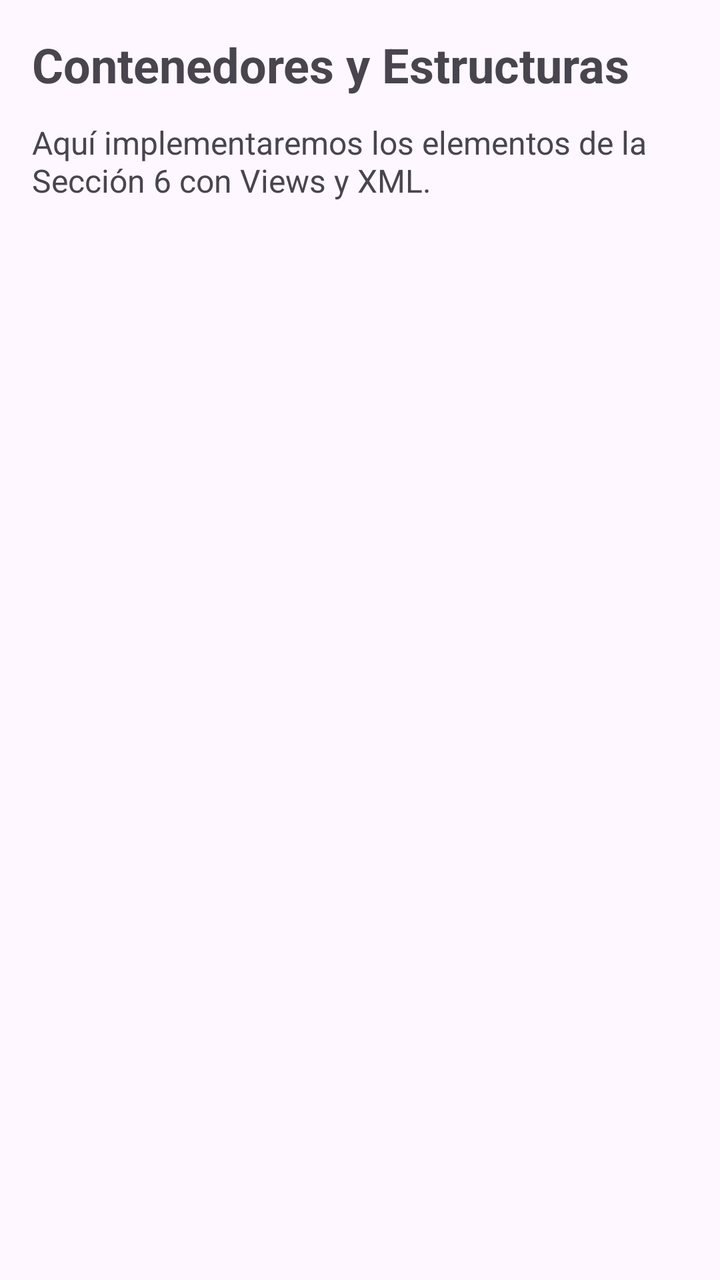
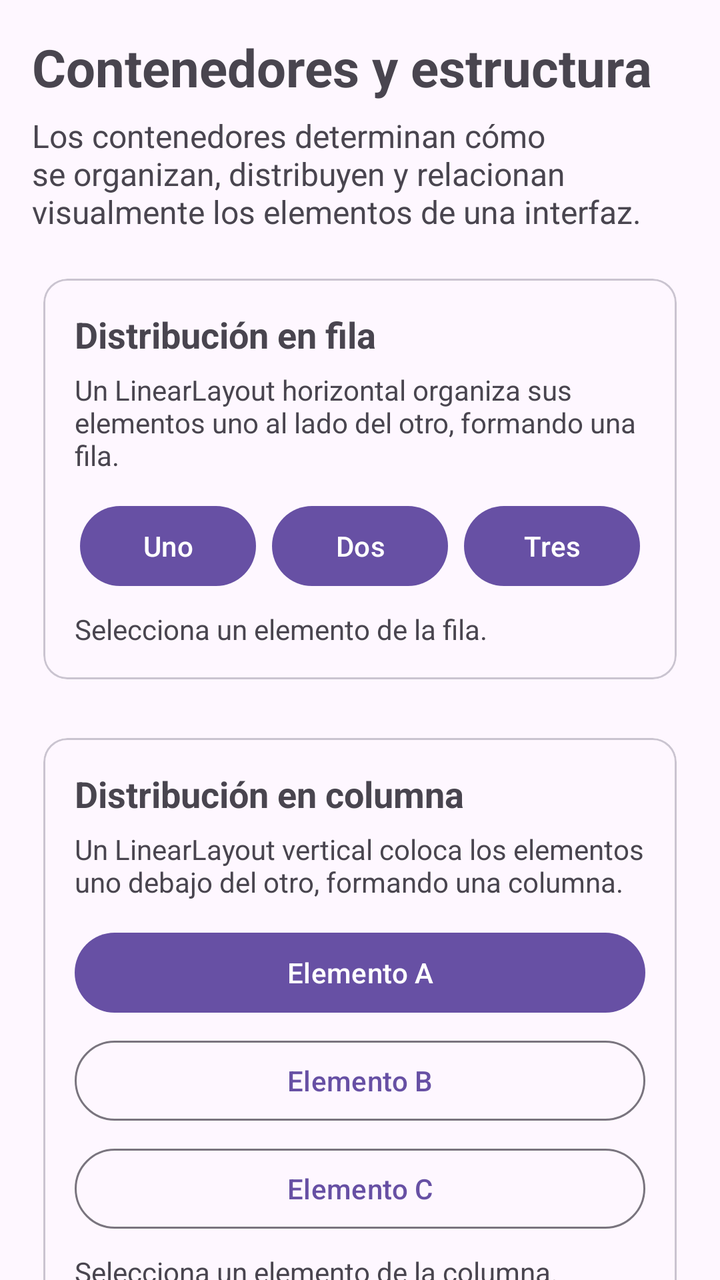

An Android layout rendered at two revisions. The XML below is the earlier revision; the diff shows what the commit changed to produce the second picture.
<!-- AndroidManifest.xml: application theme Theme.ElementosUIViews -->
<!-- res/layout/fragment_contenedores.xml -->
<?xml version="1.0" encoding="utf-8"?>
<LinearLayout xmlns:android="http://schemas.android.com/apk/res/android"
    android:layout_width="match_parent"
    android:layout_height="match_parent"
    android:orientation="vertical"
    android:padding="16dp">

    <TextView
        android:layout_width="match_parent"
        android:layout_height="wrap_content"
        android:text="Contenedores y Estructuras"
        android:textSize="24sp"
        android:textStyle="bold" />

    <TextView
        android:layout_width="match_parent"
        android:layout_height="wrap_content"
        android:layout_marginTop="12dp"
        android:text="Aquí implementaremos los elementos de la Sección 6 con Views y XML."
        android:textSize="16sp" />

</LinearLayout>
<!-- resources referenced by this layout -->
<resources>
  <style name="Theme.ElementosUIViews" parent="Base.Theme.ElementosUIViews" />
  <style name="Base.Theme.ElementosUIViews" parent="Theme.Material3.DayNight.NoActionBar">
          
          
      </style>
</resources>

<!-- the commit's change to res/layout/fragment_contenedores.xml (unified diff, before → after) -->
@@ -1,22 +1,501 @@
 <?xml version="1.0" encoding="utf-8"?>
-<LinearLayout xmlns:android="http://schemas.android.com/apk/res/android"
+<androidx.core.widget.NestedScrollView
+    xmlns:android="http://schemas.android.com/apk/res/android"
+    xmlns:app="http://schemas.android.com/apk/res-auto"
     android:layout_width="match_parent"
     android:layout_height="match_parent"
-    android:orientation="vertical"
-    android:padding="16dp">
-
-    <TextView
+    android:fillViewport="true">
+
+    <LinearLayout
         android:layout_width="match_parent"
         android:layout_height="wrap_content"
-        android:text="Contenedores y Estructuras"
-        android:textSize="24sp"
-        android:textStyle="bold" />
-
-    <TextView
-        android:layout_width="match_parent"
-        android:layout_height="wrap_content"
-        android:layout_marginTop="12dp"
-        android:text="Aquí implementaremos los elementos de la Sección 6 con Views y XML."
-        android:textSize="16sp" />
-
-</LinearLayout>
+        android:orientation="vertical"
+        android:padding="16dp">
+
+        <TextView
+            android:layout_width="match_parent"
+            android:layout_height="wrap_content"
+            android:text="Contenedores y estructura"
+            android:textSize="26sp"
+            android:textStyle="bold" />
+
+        <TextView
+            android:layout_width="match_parent"
+            android:layout_height="wrap_content"
+            android:layout_marginTop="6dp"
+            android:layout_marginBottom="16dp"
+            android:text="Los contenedores determinan cómo se organizan, distribuyen y relacionan visualmente los elementos de una interfaz."
+            android:textSize="16sp" />
+
+        
+
+        <com.google.android.material.card.MaterialCardView
+            android:layout_width="match_parent"
+            android:layout_height="wrap_content"
+            android:layout_marginBottom="16dp"
+            app:cardUseCompatPadding="true">
+
+            <LinearLayout
+                android:layout_width="match_parent"
+                android:layout_height="wrap_content"
+                android:orientation="vertical"
+                android:padding="16dp">
+
+                <TextView
+                    android:layout_width="match_parent"
+                    android:layout_height="wrap_content"
+                    android:text="Distribución en fila"
+                    android:textSize="18sp"
+                    android:textStyle="bold" />
+
+                <TextView
+                    android:layout_width="match_parent"
+                    android:layout_height="wrap_content"
+                    android:layout_marginTop="6dp"
+                    android:layout_marginBottom="12dp"
+                    android:text="Un LinearLayout horizontal organiza sus elementos uno al lado del otro, formando una fila."
+                    android:textSize="14sp" />
+
+                <LinearLayout
+                    android:layout_width="match_parent"
+                    android:layout_height="wrap_content"
+                    android:gravity="center"
+                    android:orientation="horizontal">
+
+                    <com.google.android.material.button.MaterialButton
+                        android:id="@+id/btnFilaUno"
+                        android:layout_width="wrap_content"
+                        android:layout_height="wrap_content"
+                        android:text="Uno" />
+
+                    <com.google.android.material.button.MaterialButton
+                        android:id="@+id/btnFilaDos"
+                        android:layout_width="wrap_content"
+                        android:layout_height="wrap_content"
+                        android:layout_marginStart="8dp"
+                        android:text="Dos" />
+
+                    <com.google.android.material.button.MaterialButton
+                        android:id="@+id/btnFilaTres"
+                        android:layout_width="wrap_content"
+                        android:layout_height="wrap_content"
+                        android:layout_marginStart="8dp"
+                        android:text="Tres" />
+
+                </LinearLayout>
+
+                <TextView
+                    android:id="@+id/tvFila"
+                    android:layout_width="match_parent"
+                    android:layout_height="wrap_content"
+                    android:layout_marginTop="8dp"
+                    android:text="Selecciona un elemento de la fila." />
+
+            </LinearLayout>
+
+        </com.google.android.material.card.MaterialCardView>
+
+        
+
+        <com.google.android.material.card.MaterialCardView
+            android:layout_width="match_parent"
+            android:layout_height="wrap_content"
+            android:layout_marginBottom="16dp"
+            app:cardUseCompatPadding="true">
+
+            <LinearLayout
+                android:layout_width="match_parent"
+                android:layout_height="wrap_content"
+                android:orientation="vertical"
+                android:padding="16dp">
+
+                <TextView
+                    android:layout_width="match_parent"
+                    android:layout_height="wrap_content"
+                    android:text="Distribución en columna"
+                    android:textSize="18sp"
+                    android:textStyle="bold" />
+
+                <TextView
+                    android:layout_width="match_parent"
+                    android:layout_height="wrap_content"
+                    android:layout_marginTop="6dp"
+                    android:layout_marginBottom="12dp"
+                    android:text="Un LinearLayout vertical coloca los elementos uno debajo del otro, formando una columna."
+                    android:textSize="14sp" />
+
+                <LinearLayout
+                    android:layout_width="match_parent"
+                    android:layout_height="wrap_content"
+                    android:orientation="vertical">
+
+                    <com.google.android.material.button.MaterialButton
+                        android:id="@+id/btnColumnaA"
+                        android:layout_width="match_parent"
+                        android:layout_height="wrap_content"
+                        android:text="Elemento A" />
+
+                    <com.google.android.material.button.MaterialButton
+                        android:id="@+id/btnColumnaB"
+                        style="@style/Widget.Material3.Button.OutlinedButton"
+                        android:layout_width="match_parent"
+                        android:layout_height="wrap_content"
+                        android:layout_marginTop="6dp"
+                        android:text="Elemento B" />
+
+                    <com.google.android.material.button.MaterialButton
+                        android:id="@+id/btnColumnaC"
+                        style="@style/Widget.Material3.Button.OutlinedButton"
+                        android:layout_width="match_parent"
+                        android:layout_height="wrap_content"
+                        android:layout_marginTop="6dp"
+                        android:text="Elemento C" />
+
+                </LinearLayout>
+
+                <TextView
+                    android:id="@+id/tvColumna"
+                    android:layout_width="match_parent"
+                    android:layout_height="wrap_content"
+                    android:layout_marginTop="8dp"
+                    android:text="Selecciona un elemento de la columna." />
+
+            </LinearLayout>
+
+        </com.google.android.material.card.MaterialCardView>
+
+        
+
+        <com.google.android.material.card.MaterialCardView
+            android:layout_width="match_parent"
+            android:layout_height="wrap_content"
+            android:layout_marginBottom="16dp"
+            app:cardUseCompatPadding="true">
+
+            <LinearLayout
+                android:layout_width="match_parent"
+                android:layout_height="wrap_content"
+                android:orientation="vertical"
+                android:padding="16dp">
+
+                <TextView
+                    android:layout_width="match_parent"
+                    android:layout_height="wrap_content"
+                    android:text="Distribución superpuesta"
+                    android:textSize="18sp"
+                    android:textStyle="bold" />
+
+                <TextView
+                    android:layout_width="match_parent"
+                    android:layout_height="wrap_content"
+                    android:layout_marginTop="6dp"
+                    android:layout_marginBottom="12dp"
+                    android:text="FrameLayout permite colocar varias vistas en la misma área, haciendo posible superponer contenido."
+                    android:textSize="14sp" />
+
+                <FrameLayout
+                    android:layout_width="match_parent"
+                    android:layout_height="180dp">
+
+                    <TextView
+                        android:layout_width="match_parent"
+                        android:layout_height="match_parent"
+                        android:background="?attr/colorSecondaryContainer"
+                        android:gravity="center"
+                        android:text="Contenido del fondo"
+                        android:textSize="18sp" />
+
+                    <TextView
+                        android:id="@+id/tvSuperpuesto"
+                        android:layout_width="wrap_content"
+                        android:layout_height="wrap_content"
+                        android:layout_gravity="center"
+                        android:background="?attr/colorPrimaryContainer"
+                        android:padding="16dp"
+                        android:text="Elemento superpuesto"
+                        android:textStyle="bold" />
+
+                </FrameLayout>
+
+                <com.google.android.material.button.MaterialButton
+                    android:id="@+id/btnSuperpuesto"
+                    android:layout_width="match_parent"
+                    android:layout_height="wrap_content"
+                    android:layout_marginTop="10dp"
+                    android:text="Mostrar / ocultar superposición" />
+
+            </LinearLayout>
+
+        </com.google.android.material.card.MaterialCardView>
+
+        
+
+        <com.google.android.material.card.MaterialCardView
+            android:layout_width="match_parent"
+            android:layout_height="wrap_content"
+            android:layout_marginBottom="16dp"
+            app:cardUseCompatPadding="true">
+
+            <LinearLayout
+                android:layout_width="match_parent"
+                android:layout_height="wrap_content"
+                android:orientation="vertical"
+                android:padding="16dp">
+
+                <TextView
+                    android:layout_width="match_parent"
+                    android:layout_height="wrap_content"
+                    android:text="Contenedor con desplazamiento vertical"
+                    android:textSize="18sp"
+                    android:textStyle="bold" />
+
+                <TextView
+                    android:layout_width="match_parent"
+                    android:layout_height="wrap_content"
+                    android:layout_marginTop="6dp"
+                    android:layout_marginBottom="12dp"
+                    android:text="ScrollView permite mostrar contenido que supera el espacio disponible y recorrerlo verticalmente."
+                    android:textSize="14sp" />
+
+                <ScrollView
+                    android:layout_width="match_parent"
+                    android:layout_height="200dp"
+                    android:background="?attr/colorSurfaceContainer">
+
+                    <LinearLayout
+                        android:layout_width="match_parent"
+                        android:layout_height="wrap_content"
+                        android:orientation="vertical"
+                        android:padding="12dp">
+
+                        <TextView
+                            android:layout_width="match_parent"
+                            android:layout_height="wrap_content"
+                            android:padding="10dp"
+                            android:text="Elemento desplazable 1" />
+
+                        <TextView
+                            android:layout_width="match_parent"
+                            android:layout_height="wrap_content"
+                            android:padding="10dp"
+                            android:text="Elemento desplazable 2" />
+
+                        <TextView
+                            android:layout_width="match_parent"
+                            android:layout_height="wrap_content"
+                            android:padding="10dp"
+                            android:text="Elemento desplazable 3" />
+
+                        <TextView
+                            android:layout_width="match_parent"
+                            android:layout_height="wrap_content"
+                            android:padding="10dp"
+                            android:text="Elemento desplazable 4" />
+
+                        <TextView
+                            android:layout_width="match_parent"
+                            android:layout_height="wrap_content"
+                            android:padding="10dp"
+                            android:text="Elemento desplazable 5" />
+
+                        <TextView
+                            android:layout_width="match_parent"
+                            android:layout_height="wrap_content"
+                            android:padding="10dp"
+                            android:text="Elemento desplazable 6" />
+
+                        <TextView
+                            android:layout_width="match_parent"
+                            android:layout_height="wrap_content"
+                            android:padding="10dp"
+                            android:text="Elemento desplazable 7" />
+
+                        <TextView
+                            android:layout_width="match_parent"
+                            android:layout_height="wrap_content"
+                            android:padding="10dp"
+                            android:text="Elemento desplazable 8" />
+
+                    </LinearLayout>
+
+                </ScrollView>
+
+            </LinearLayout>
+
+        </com.google.android.material.card.MaterialCardView>
+
+        
+
+        <com.google.android.material.card.MaterialCardView
+            android:layout_width="match_parent"
+            android:layout_height="wrap_content"
+            android:layout_marginBottom="16dp"
+            app:cardUseCompatPadding="true">
+
+            <LinearLayout
+                android:layout_width="match_parent"
+                android:layout_height="wrap_content"
+                android:orientation="vertical"
+                android:padding="16dp">
+
+                <TextView
+                    android:layout_width="match_parent"
+                    android:layout_height="wrap_content"
+                    android:text="Barra superior con título y acciones"
+                    android:textSize="18sp"
+                    android:textStyle="bold" />
+
+                <TextView
+                    android:layout_width="match_parent"
+                    android:layout_height="wrap_content"
+                    android:layout_marginTop="6dp"
+                    android:layout_marginBottom="12dp"
+                    android:text="La barra superior identifica la pantalla actual y puede incluir acciones relacionadas con su contenido."
+                    android:textSize="14sp" />
+
+                <com.google.android.material.appbar.MaterialToolbar
+                    android:id="@+id/toolbarDemo"
+                    android:layout_width="match_parent"
+                    android:layout_height="?attr/actionBarSize"
+                    android:background="?attr/colorPrimaryContainer"
+                    app:title="Mi pantalla" />
+
+                <TextView
+                    android:id="@+id/tvToolbarAccion"
+                    android:layout_width="match_parent"
+                    android:layout_height="wrap_content"
+                    android:layout_marginTop="8dp"
+                    android:text="Pulsa una acción de la barra." />
+
+            </LinearLayout>
+
+        </com.google.android.material.card.MaterialCardView>
+
+        
+
+        <com.google.android.material.card.MaterialCardView
+            android:layout_width="match_parent"
+            android:layout_height="wrap_content"
+            android:layout_marginBottom="16dp"
+            app:cardUseCompatPadding="true">
+
+            <LinearLayout
+                android:layout_width="match_parent"
+                android:layout_height="wrap_content"
+                android:orientation="vertical"
+                android:padding="16dp">
+
+                <TextView
+                    android:layout_width="match_parent"
+                    android:layout_height="wrap_content"
+                    android:text="Barra de navegación inferior"
+                    android:textSize="18sp"
+                    android:textStyle="bold" />
+
+                <TextView
+                    android:layout_width="match_parent"
+                    android:layout_height="wrap_content"
+                    android:layout_marginTop="6dp"
+                    android:layout_marginBottom="12dp"
+                    android:text="La navegación inferior permite cambiar rápidamente entre destinos principales de una aplicación."
+                    android:textSize="14sp" />
+
+                <TextView
+                    android:id="@+id/tvNavegacion"
+                    android:layout_width="match_parent"
+                    android:layout_height="wrap_content"
+                    android:gravity="center"
+                    android:padding="12dp"
+                    android:text="Destino actual: Inicio"
+                    android:textSize="17sp"
+                    android:textStyle="bold" />
+
+                <com.google.android.material.bottomnavigation.BottomNavigationView
+                    android:id="@+id/bottomNavigationDemo"
+                    android:layout_width="match_parent"
+                    android:layout_height="wrap_content" />
+
+            </LinearLayout>
+
+        </com.google.android.material.card.MaterialCardView>
+
+        
+
+        <com.google.android.material.card.MaterialCardView
+            android:layout_width="match_parent"
+            android:layout_height="wrap_content"
+            android:layout_marginBottom="24dp"
+            app:cardUseCompatPadding="true">
+
+            <LinearLayout
+                android:layout_width="match_parent"
+                android:layout_height="wrap_content"
+                android:orientation="vertical"
+                android:padding="16dp">
+
+                <TextView
+                    android:layout_width="match_parent"
+                    android:layout_height="wrap_content"
+                    android:text="Distribución con pesos proporcionales"
+                    android:textSize="18sp"
+                    android:textStyle="bold" />
+
+                <TextView
+                    android:layout_width="match_parent"
+                    android:layout_height="wrap_content"
+                    android:layout_marginTop="6dp"
+                    android:layout_marginBottom="12dp"
+                    android:text="layout_weight reparte el espacio disponible de forma proporcional entre varios elementos."
+                    android:textSize="14sp" />
+
+                <LinearLayout
+                    android:id="@+id/layoutPesos"
+                    android:layout_width="match_parent"
+                    android:layout_height="80dp"
+                    android:orientation="horizontal"
+                    android:weightSum="3">
+
+                    <TextView
+                        android:id="@+id/bloqueUno"
+                        android:layout_width="0dp"
+                        android:layout_height="match_parent"
+                        android:layout_weight="1"
+                        android:background="?attr/colorPrimaryContainer"
+                        android:gravity="center"
+                        android:text="1"
+                        android:textStyle="bold" />
+
+                    <TextView
+                        android:id="@+id/bloqueDos"
+                        android:layout_width="0dp"
+                        android:layout_height="match_parent"
+                        android:layout_marginStart="4dp"
+                        android:layout_weight="2"
+                        android:background="?attr/colorSecondaryContainer"
+                        android:gravity="center"
+                        android:text="2"
+                        android:textStyle="bold" />
+
+                </LinearLayout>
+
+                <TextView
+                    android:id="@+id/tvPesos"
+                    android:layout_width="match_parent"
+                    android:layout_height="wrap_content"
+                    android:layout_marginTop="8dp"
+                    android:text="Proporción actual: 1 : 2" />
+
+                <com.google.android.material.button.MaterialButton
+                    android:id="@+id/btnCambiarPesos"
+                    android:layout_width="match_parent"
+                    android:layout_height="wrap_content"
+                    android:layout_marginTop="8dp"
+                    android:text="Cambiar proporción" />
+
+            </LinearLayout>
+
+        </com.google.android.material.card.MaterialCardView>
+
+    </LinearLayout>
+
+</androidx.core.widget.NestedScrollView>
